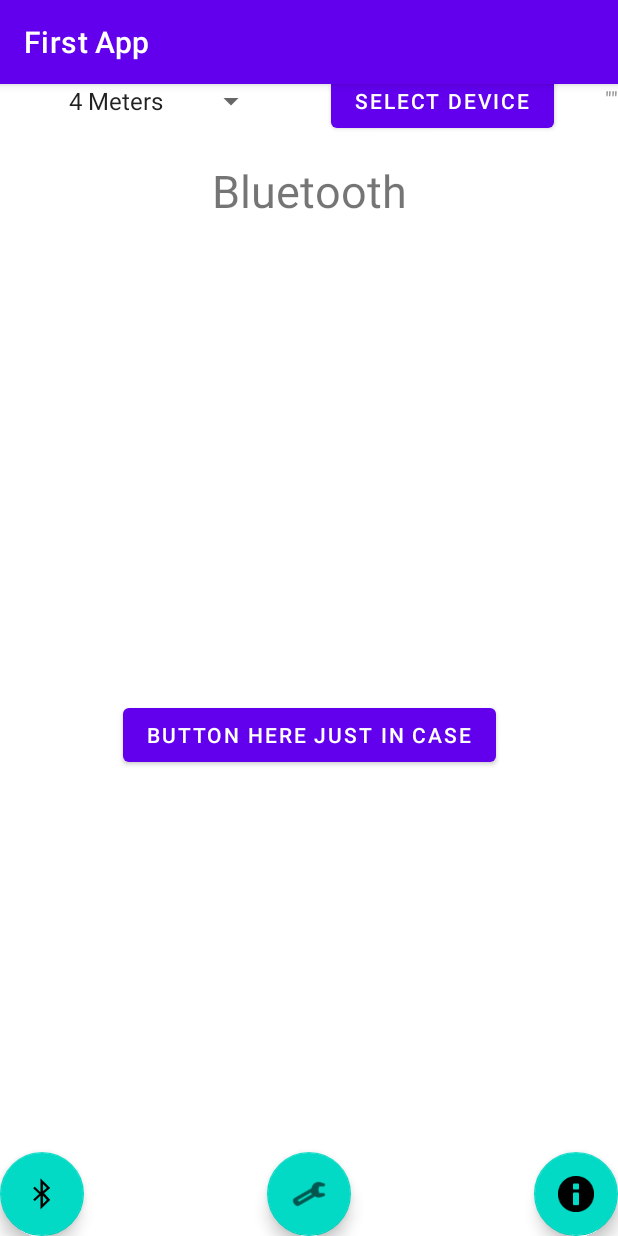
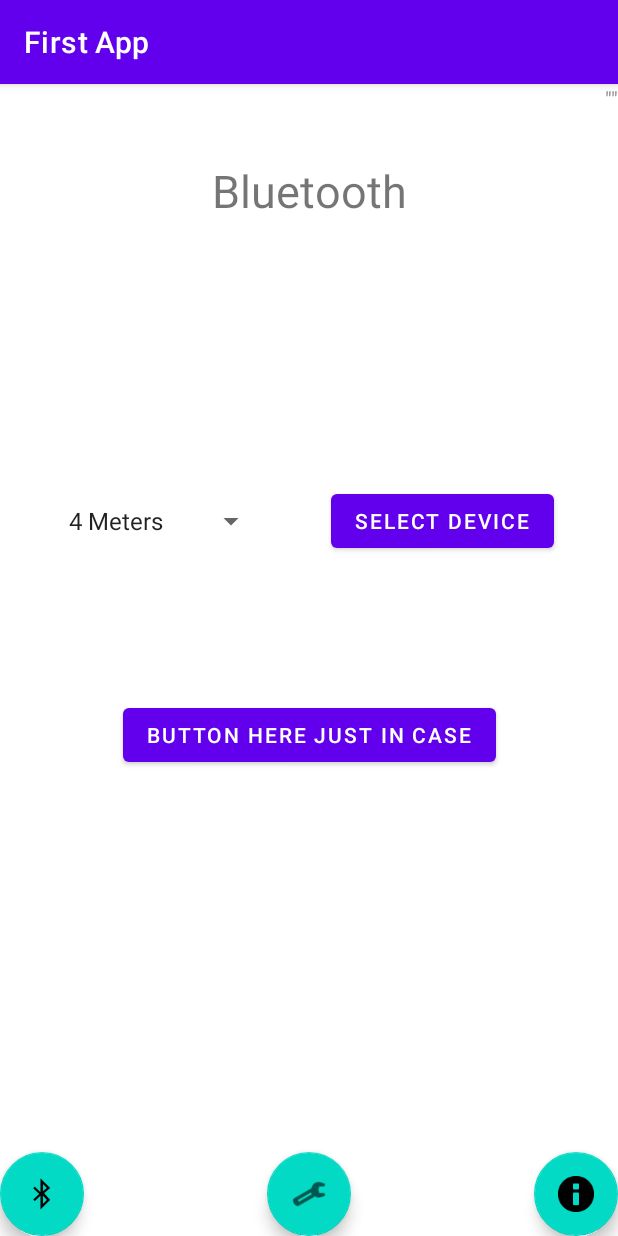
Before and after one commit to steven-mu12/covid-radar, an Android app: the screen it shows after launch (MainActivity), after a tap on an icon or button, on a phone screen of 412 x 824 dp. Run offline under Robolectric (Android 15) with nearby library versions, the phone set to English and light mode, and no system bars.

Commit message:
to merge

```diff
--- a/app/src/main/java/com/example/firstapp/MainActivity.java
+++ b/app/src/main/java/com/example/firstapp/MainActivity.java
@@ -137,6 +137,7 @@
 
     public void open_home(View v){
         setContentView(R.layout.activity_main);
+        View linearLayout = findViewById(R.id.log_scroll);
         this.update_visual_logs();
     }
 }
--- a/app/src/main/res/layout/bluetooth.xml
+++ b/app/src/main/res/layout/bluetooth.xml
@@ -22,10 +22,12 @@
         android:layout_width="140dp"
         android:layout_height="22dp"
         android:entries="@array/range"
+        app:layout_constraintBottom_toBottomOf="parent"
         app:layout_constraintEnd_toEndOf="parent"
         app:layout_constraintHorizontal_bias="0.14"
         app:layout_constraintStart_toStartOf="parent"
-        tools:layout_editor_absoluteY="262dp" />
+        app:layout_constraintTop_toTopOf="parent"
+        app:layout_constraintVertical_bias="0.375" />
 
     <com.google.android.material.floatingactionbutton.FloatingActionButton
         android:id="@+id/button_bluetooth"
```
